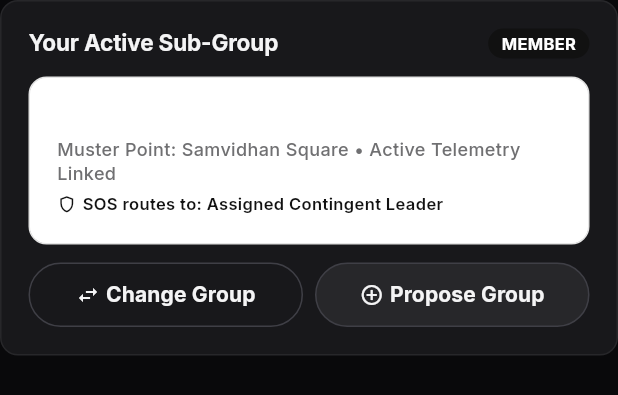
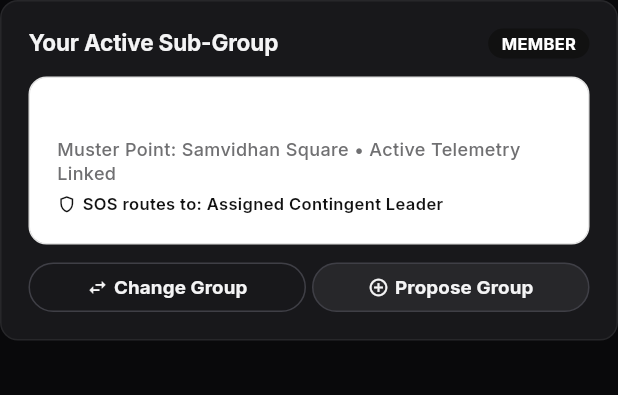
Before and after one commit to sohampawar1866/zeromile-go, a Flutter app: the ActiveGroupCard widget shown alone on an empty page, opened directly with empty values, on a phone screen of 412 x 824 dp. Shown: the top 395 px of the screen. Run offline on Flutter 3.47's test engine with Material 3 defaults, Android fonts, the phone set to English and light mode, and no system bars; our stand-ins replace google_fonts, supabase_flutter; missing offline and left inert: onesignal_flutter; accounts and stored records are empty.

Commit message:
fix(ui): eliminate RenderFlex overflow in ShadButton and side-by-side action cards

```diff
--- a/frontend/lib/ui/core/components/shad_button.dart
+++ b/frontend/lib/ui/core/components/shad_button.dart
@@ -95,17 +95,28 @@ class ShadButton extends StatelessWidget {
                   valueColor: AlwaysStoppedAnimation<Color>(fgColor),
                 ),
               ),
-              const SizedBox(width: AppSpacing.sm),
+              const SizedBox(width: AppSpacing.xs),
             ] else if (icon != null) ...[
-              Icon(icon, size: iconSize, color: isDisabled ? (isDark ? const Color(0xFF71717A) : AppColors.buttonDisabledText) : fgColor),
-              const SizedBox(width: AppSpacing.xs),
-            ],
-            Text(
-              text,
-              style: textStyle.copyWith(
+              Icon(
+                icon,
+                size: iconSize,
                 color: isDisabled
                     ? (isDark ? const Color(0xFF71717A) : AppColors.buttonDisabledText)
                     : fgColor,
+              ),
+              const SizedBox(width: AppSpacing.xs),
+            ],
+            Flexible(
+              child: Text(
+                text,
+                maxLines: 1,
+                overflow: TextOverflow.ellipsis,
+                textAlign: TextAlign.center,
+                style: textStyle.copyWith(
+                  color: isDisabled
+                      ? (isDark ? const Color(0xFF71717A) : AppColors.buttonDisabledText)
+                      : fgColor,
+                ),
               ),
             ),
           ],
--- a/frontend/lib/ui/features/home/components/active_group_card.dart
+++ b/frontend/lib/ui/features/home/components/active_group_card.dart
@@ -88,15 +88,17 @@ class ActiveGroupCard extends StatelessWidget {
                 child: ShadButton(
                   text: 'Change Group',
                   icon: Icons.swap_horiz,
+                  size: ShadButtonSize.sm,
                   variant: ShadButtonVariant.outline,
                   onPressed: onSwitchGroup,
                 ),
               ),
-              const SizedBox(width: AppSpacing.sm),
+              const SizedBox(width: AppSpacing.xs),
               Expanded(
                 child: ShadButton(
                   text: 'Propose Group',
                   icon: Icons.add_circle_outline,
+                  size: ShadButtonSize.sm,
                   variant: ShadButtonVariant.secondary,
                   onPressed: onProposeGroup,
                 ),
--- a/frontend/lib/ui/features/home/components/presence_tracker_card.dart
+++ b/frontend/lib/ui/features/home/components/presence_tracker_card.dart
@@ -62,15 +62,17 @@ class PresenceTrackerCard extends StatelessWidget {
                 child: ShadButton(
                   text: isCheckedIn ? 'Checked In' : 'Check-In at Muster',
                   icon: isCheckedIn ? Icons.check_circle : Icons.location_on,
+                  size: ShadButtonSize.sm,
                   variant: isCheckedIn ? ShadButtonVariant.secondary : ShadButtonVariant.primary,
                   onPressed: isCheckedIn || isCompleted ? null : onCheckIn,
                 ),
               ),
-              const SizedBox(width: AppSpacing.sm),
+              const SizedBox(width: AppSpacing.xs),
               Expanded(
                 child: ShadButton(
                   text: isCompleted ? 'Finished' : 'Mark Completed',
                   icon: Icons.flag,
+                  size: ShadButtonSize.sm,
                   variant: isCompleted ? ShadButtonVariant.secondary : ShadButtonVariant.outline,
                   onPressed: isCompleted ? null : onComplete,
                 ),
```
